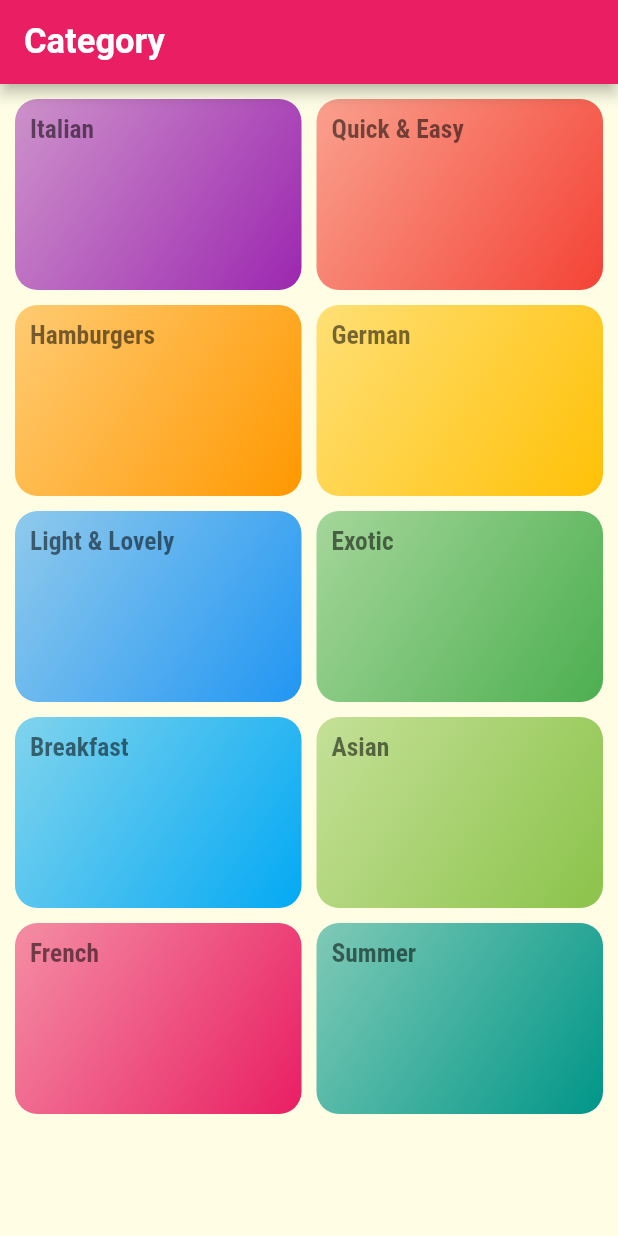
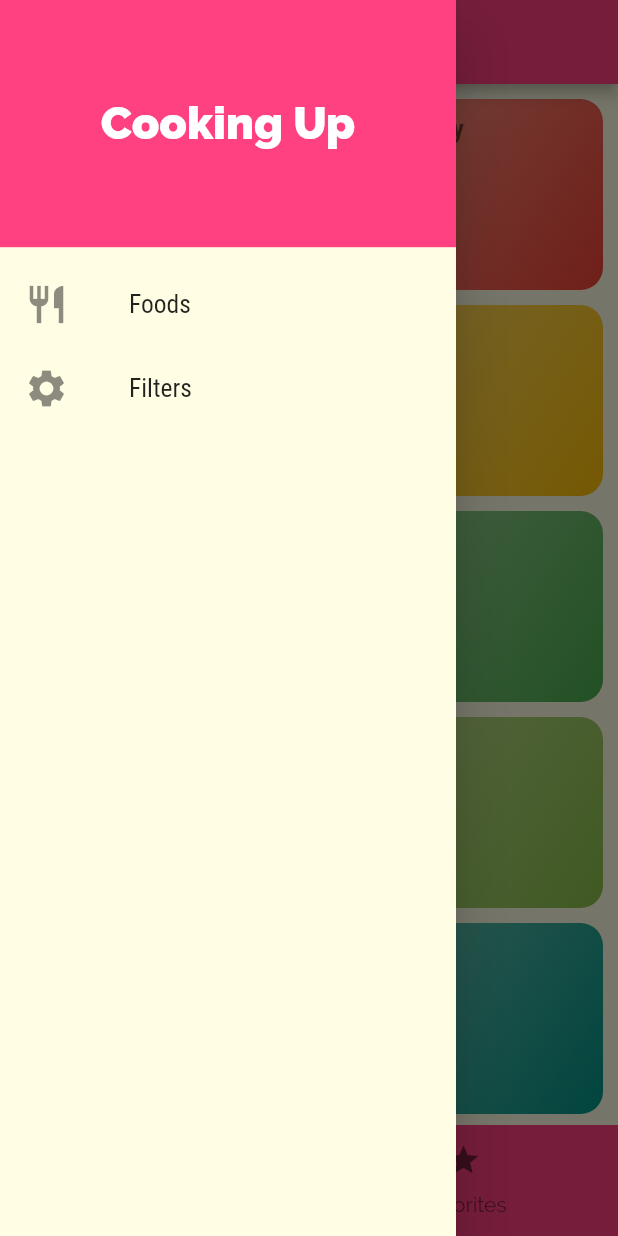
Before and after one commit to EkjyotSandhu12/meals_app_flutter, a Flutter app: the screen it shows after launch, with the side drawer open (before the commit the screen has no drawer), on a phone screen of 412 x 824 dp. Run offline on Flutter 3.47's test engine with Material 2 defaults, Android fonts, the phone set to English and light mode, and no system bars.

Commit message:
added some more functionality

```diff
--- a/lib/Pages/categroy_page.dart
+++ b/lib/Pages/categroy_page.dart
@@ -8,9 +8,7 @@ class CategroyPage extends StatelessWidget {
 
   @override
   Widget build(BuildContext context) {
-    return Scaffold(
-      appBar: AppBar(title: Text("Category")),
-      body: GridView(
+    return GridView(
         padding: const EdgeInsets.all(10),
         gridDelegate: const SliverGridDelegateWithMaxCrossAxisExtent(
           crossAxisSpacing: 10,
@@ -23,7 +21,6 @@ class CategroyPage extends StatelessWidget {
               .map((item) => CategroyItem(item.id, item.title, item.color))
               .toList()
         ],
-      ),
-    );
+      );
   }
 }
--- /dev/null
+++ b/lib/Pages/tabs_page.dart
@@ -0,0 +1,59 @@
+import 'package:flutter/material.dart';
+
+import '../widgets/main_drawer.dart';
+import 'categroy_page.dart';
+import 'favourites_page.dart';
+
+class TabsPage extends StatefulWidget {
+  const TabsPage({Key? key}) : super(key: key);
+
+  @override
+  State<TabsPage> createState() => _TabsPageState();
+}
+
+class _TabsPageState extends State<TabsPage> {
+  @override
+  Widget build(BuildContext context) {
+    return DefaultTabController(
+      initialIndex: 0,
+      length: 2,
+      child: Scaffold(
+        appBar: AppBar(
+          title: Text("MealsApp"),
+        ),
+        bottomNavigationBar: Container(
+          color: Theme.of(context).colorScheme.primary,
+          child: const TabBar(
+            unselectedLabelColor: Colors.black54,
+            indicatorColor: Colors.white,
+            labelColor: Colors.white,
+            tabs: [
+              Tab(
+                icon: Icon(
+                  Icons.category,
+                ),
+                text: 'Categories',
+              ),
+              Tab(
+                icon: Icon(
+                  Icons.star,
+                ),
+                text: 'Favorites',
+              ),
+            ],
+            indicatorSize: TabBarIndicatorSize.label,
+            indicatorPadding: EdgeInsets.all(10),
+          ),
+        ),
+        body: TabBarView(
+          children: [
+            CategroyPage(),
+            FavoritesPage()
+          ],
+        ),
+        drawer: MainDrawer(),
+
+      ),
+    );
+  }
+}
--- a/lib/main.dart
+++ b/lib/main.dart
@@ -1,7 +1,10 @@
 import 'package:flutter/material.dart';
+import 'package:meals_app/Pages/filters_page.dart';
+import 'package:meals_app/Pages/meal_details_page.dart';
 
 import 'Pages/categroy_page.dart';
 import 'Pages/food_list_page.dart';
+import 'Pages/tabs_page.dart';
 
 void main() {
   runApp(MyApp());
@@ -11,8 +14,9 @@ class MyApp extends StatelessWidget {
   Widget build(BuildContext ctx) {
     return MaterialApp(
       theme: ThemeData(
+        indicatorColor: Colors.pinkAccent,
         colorScheme: const ColorScheme.light(
-          primary: Colors.pink,
+          primary: Colors.pinkAccent,
         ),
         canvasColor: Color.fromRGBO(255, 254, 229, 1),
         fontFamily: 'Raleway',
@@ -28,14 +32,27 @@ class MyApp extends StatelessWidget {
             fontFamily: 'RobotoCondensed',
             fontWeight: FontWeight.bold,
           ),
+          bodyText1: TextStyle(
+            fontSize: 12,
+            fontFamily: 'RobotoCondensed',
+          )
         ),
       ),
       debugShowCheckedModeBanner: false,
       title: "Meals App",
       initialRoute: '/', //default value is '/'
       routes: {
-        '/' : (_) => CategroyPage(),
+        '/' : (_) => TabsPage(),
         FoodListPage.routeName : (_) => FoodListPage(),
+        MealDetailPage.routeName : (_) => MealDetailPage(),
+        FiltersPage.routeName : (_) => FiltersPage(),
+      },
+      onGenerateRoute: (settings){
+        print(settings.name);
+        return MaterialPageRoute(builder: (_) => CategroyPage());
+      },
+      onUnknownRoute: (setting){
+        return MaterialPageRoute(builder: (_) => CategroyPage());
       },
     );
   }
--- /dev/null
+++ b/lib/widgets/main_drawer.dart
@@ -0,0 +1,59 @@
+import 'package:flutter/material.dart';
+
+import '../Pages/filters_page.dart';
+
+class MainDrawer extends StatelessWidget {
+  const MainDrawer({Key? key}) : super(key: key);
+
+  Widget drawerListTile(
+      String text, IconData icon, VoidCallback handlerFunction) {
+    return ListTile(
+      horizontalTitleGap: 30,
+      leading: Icon(
+        icon,
+        size: 30,
+      ),
+      title: Text(text, style: TextStyle(fontSize: 17)),
+      onTap: handlerFunction,
+    );
+  }
+
+  @override
+  Widget build(BuildContext context) {
+    return Drawer(
+      child: Column(
+        children: [
+          Container(
+            margin: const EdgeInsets.only(bottom: 10),
+            height: MediaQuery.of(context).size.height * 0.2,
+            width: double.infinity,
+            color: Theme.of(context).colorScheme.primary,
+            alignment: Alignment.center,
+            child: const Text(
+              "Cooking Up",
+              style: TextStyle(
+                color: Colors.white,
+                fontWeight: FontWeight.w900,
+                fontSize: 30,
+              ),
+            ),
+          ),
+          drawerListTile(
+            "Foods",
+            Icons.restaurant,
+            () {
+              Navigator.of(context).pushReplacementNamed("/");
+            },
+          ),
+          drawerListTile(
+            "Filters",
+            Icons.settings,
+            () {
+              Navigator.of(context).pushReplacementNamed(FiltersPage.routeName);
+            },
+          )
+        ],
+      ),
+    );
+  }
+}
--- a/pubspec.yaml
+++ b/pubspec.yaml
@@ -34,6 +34,7 @@ dependencies:
   # The following adds the Cupertino Icons font to your application.
   # Use with the CupertinoIcons class for iOS style icons.
   cupertino_icons: ^1.0.2
+  shifting_tabbar: ^1.0.2
 
 dev_dependencies:
   flutter_test:
```
Also changed, not shown: lib/Pages/favourites_page.dart (added, +10 -0 lines), lib/Pages/filters_page.dart (added, +12 -0 lines), lib/Pages/food_list_page.dart (+37 -12 lines), lib/Pages/meal_details_page.dart (added, +100 -0 lines), lib/widgets/meal_item.dart (+25 -7 lines), pubspec.lock.
